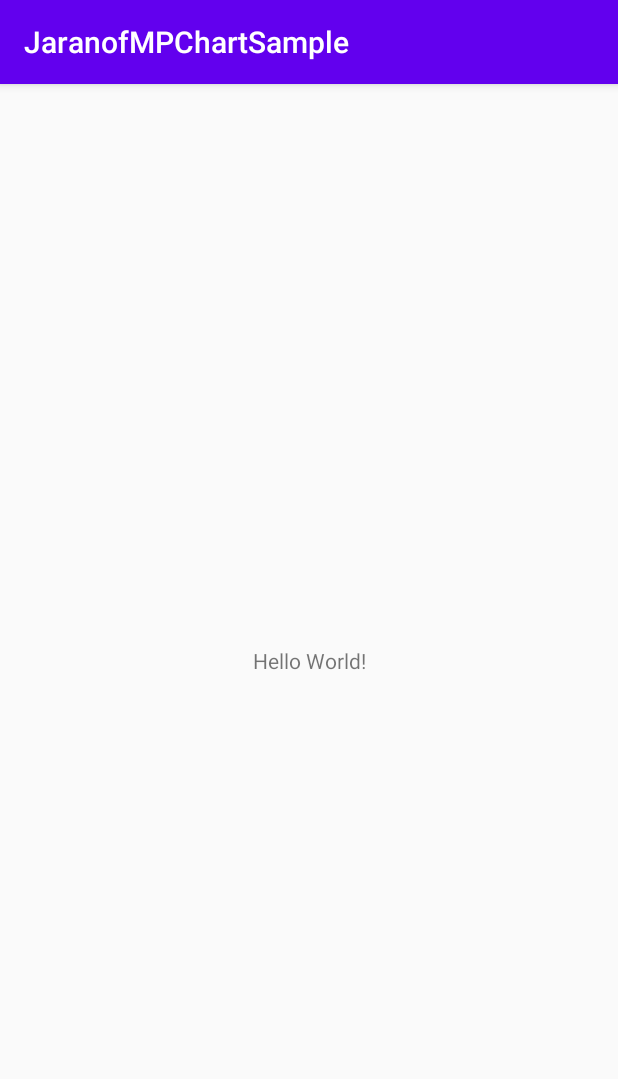
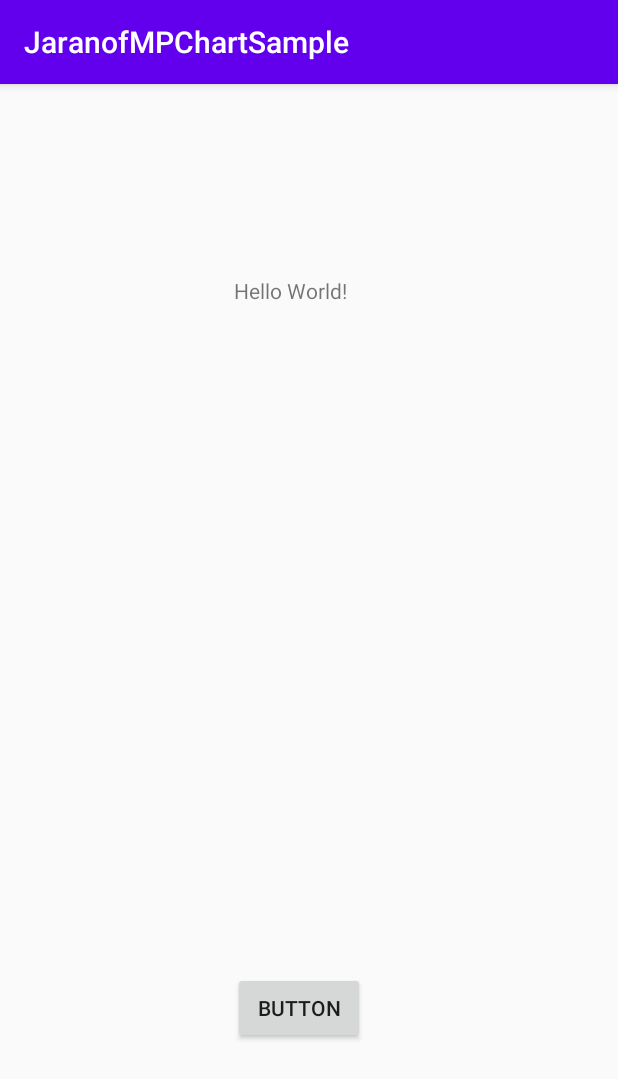
Before and after one commit to anCx04/JaranofMPChartSample, an Android app: the screen it shows after launch (MainActivity), on a phone screen of 412 x 824 dp. Shown: the top 1079 px of the screen. Run offline under Robolectric (Android 15) with nearby library versions, the phone set to English and light mode, and no system bars; our stand-ins replace Volley.

Commit message:
prova commento

```diff
--- a/app/build.gradle
+++ b/app/build.gradle
@@ -31,4 +31,6 @@ dependencies {
     testImplementation 'junit:junit:4.12'
     androidTestImplementation 'androidx.test.ext:junit:1.1.1'
     androidTestImplementation 'androidx.test.espresso:espresso-core:3.2.0'
+    implementation 'com.android.volley:volley:1.1.1'
+    implementation 'com.google.code.gson:gson:2.8.6'
 }
--- a/app/src/main/AndroidManifest.xml
+++ b/app/src/main/AndroidManifest.xml
@@ -1,6 +1,8 @@
 <?xml version="1.0" encoding="utf-8"?>
 <manifest xmlns:android="http://schemas.android.com/apk/res/android"
     package="it.crescenziandrea.jaranofmpchartsample">
+
+    <uses-permission android:name="android.permission.INTERNET" />
 
     <application
         android:allowBackup="true"
--- a/app/src/main/java/it/crescenziandrea/jaranofmpchartsample/MainActivity.java
+++ b/app/src/main/java/it/crescenziandrea/jaranofmpchartsample/MainActivity.java
@@ -1,8 +1,20 @@
 package it.crescenziandrea.jaranofmpchartsample;
+
+import android.os.Bundle;
+import android.util.Log;
+import android.view.View;
+import android.widget.Button;
+import android.widget.Toast;
 
 import androidx.appcompat.app.AppCompatActivity;
 
-import android.os.Bundle;
+import com.android.volley.Request;
+import com.android.volley.RequestQueue;
+import com.android.volley.Response;
+import com.android.volley.VolleyError;
+import com.android.volley.toolbox.StringRequest;
+
+import static android.webkit.ConsoleMessage.MessageLevel.LOG;
 
 public class MainActivity extends AppCompatActivity {
 
@@ -11,5 +23,61 @@ public class MainActivity extends AppCompatActivity {
         super.onCreate(savedInstanceState);
         setContentView(R.layout.activity_main);
         //ciao3
+
+        new Holder();
+
+    }
+
+    class Volley implements Response.ErrorListener, Response.Listener<String>{
+
+
+       public void search() {
+            String url = "https://raw.githubusercontent.com/pcm-dpc/COVID-19/master/dati-json/dpc-covid19-ita-andamento-nazionale-latest.json";
+            apiCall(url);
+           Log.w("CA", "search");
+        }
+
+        private void apiCall(String url) {
+            RequestQueue requestQueue;
+            requestQueue = com.android.volley.toolbox.Volley.newRequestQueue(MainActivity.this);
+            StringRequest stringRequest = new StringRequest(Request.Method.GET,
+                    url,
+                    this,
+                    this);
+            requestQueue.add(stringRequest);
+
+            Log.w("CA", "apicall");
+
+        }
+
+        @Override
+        public void onErrorResponse(VolleyError error) {
+
+        }
+
+        @Override
+        public void onResponse(String response) {
+            Toast.makeText(getApplicationContext(),"risposta api", Toast.LENGTH_SHORT).show();
+            Log.w("CA", "onrespons");
+
+        }
+    }
+
+
+
+    class Holder implements View.OnClickListener{
+            private Button bt_search;
+            private Volley volley = new Volley();
+        Holder(){
+
+            bt_search = findViewById(R.id.bt_search);
+            bt_search.setOnClickListener(this);
+        }
+
+        @Override
+        public void onClick(View v) {
+            volley.search();
+            Log.w("CA", "onclick");
+        }
     }
 }
--- a/app/src/main/res/layout/activity_main.xml
+++ b/app/src/main/res/layout/activity_main.xml
@@ -11,9 +11,22 @@
         android:layout_height="wrap_content"
         android:text="Hello World!"
         app:layout_constraintBottom_toBottomOf="parent"
+        app:layout_constraintHorizontal_bias="0.464"
         app:layout_constraintLeft_toLeftOf="parent"
         app:layout_constraintRight_toRightOf="parent"
-        app:layout_constraintTop_toTopOf="parent" />
+        app:layout_constraintTop_toTopOf="parent"
+        app:layout_constraintVertical_bias="0.171" />
+
+    <Button
+        android:id="@+id/bt_search"
+        android:layout_width="wrap_content"
+        android:layout_height="wrap_content"
+        android:layout_marginBottom="128dp"
+        android:text="Button"
+        app:layout_constraintBottom_toBottomOf="parent"
+        app:layout_constraintEnd_toEndOf="parent"
+        app:layout_constraintHorizontal_bias="0.479"
+        app:layout_constraintStart_toStartOf="parent" />
 
     <ImageView
         android:id="@+id/imageView"
```
